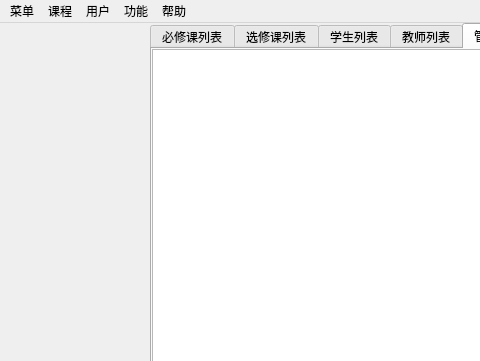
This is source/mainwindow_admin.ui in laddie132/Academic-Management-System-Demo as Qt 5 draws it before an edit; both pictures show x 0 to 480 and y 0 to 361 of the 800 by 503 pixel window. The edited form follows.
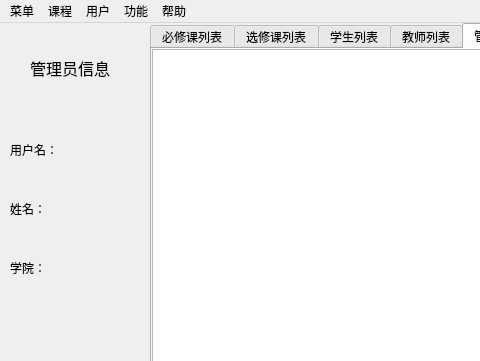
This is the edited form. The open tabs and pages were chosen to show the change.

The edit to the form file:
```diff
--- a/source/mainwindow_admin.ui
+++ b/source/mainwindow_admin.ui
@@ -186,6 +186,91 @@
      </item>
     </layout>
    </widget>
+   <widget class="QLabel" name="label">
+    <property name="geometry">
+     <rect>
+      <x>30</x>
+      <y>30</y>
+      <width>81</width>
+      <height>31</height>
+     </rect>
+    </property>
+    <property name="text">
+     <string>&lt;html&gt;&lt;head/&gt;&lt;body&gt;&lt;p&gt;&lt;span style=&quot; font-size:12pt;&quot;&gt;管理员信息&lt;/span&gt;&lt;/p&gt;&lt;/body&gt;&lt;/html&gt;</string>
+    </property>
+   </widget>
+   <widget class="QWidget" name="gridLayoutWidget_2">
+    <property name="geometry">
+     <rect>
+      <x>10</x>
+      <y>100</y>
+      <width>131</width>
+      <height>171</height>
+     </rect>
+    </property>
+    <layout class="QGridLayout" name="gridLayout_2">
+     <item row="0" column="0">
+      <widget class="QLabel" name="label_2">
+       <property name="styleSheet">
+        <string notr="true">font: 11pt &quot;宋体&quot;;</string>
+       </property>
+       <property name="text">
+        <string>用户名：</string>
+       </property>
+      </widget>
+     </item>
+     <item row="2" column="0">
+      <widget class="QLabel" name="label_4">
+       <property name="styleSheet">
+        <string notr="true">font: 11pt &quot;宋体&quot;;</string>
+       </property>
+       <property name="text">
+        <string>学院：</string>
+       </property>
+      </widget>
+     </item>
+     <item row="0" column="1">
+      <widget class="QLabel" name="label_id">
+       <property name="styleSheet">
+        <string notr="true">font: 11pt &quot;宋体&quot;;</string>
+       </property>
+       <property name="text">
+        <string/>
+       </property>
+      </widget>
+     </item>
+     <item row="1" column="0">
+      <widget class="QLabel" name="label_3">
+       <property name="styleSheet">
+        <string notr="true">font: 11pt &quot;宋体&quot;;</string>
+       </property>
+       <property name="text">
+        <string>姓名：</string>
+       </property>
+      </widget>
+     </item>
+     <item row="1" column="1">
+      <widget class="QLabel" name="label_name">
+       <property name="styleSheet">
+        <string notr="true">font: 11pt &quot;宋体&quot;;</string>
+       </property>
+       <property name="text">
+        <string/>
+       </property>
+      </widget>
+     </item>
+     <item row="2" column="1">
+      <widget class="QLabel" name="label_institude">
+       <property name="styleSheet">
+        <string notr="true">font: 11pt &quot;宋体&quot;;</string>
+       </property>
+       <property name="text">
+        <string/>
+       </property>
+      </widget>
+     </item>
+    </layout>
+   </widget>
   </widget>
   <widget class="QMenuBar" name="menubar">
    <property name="geometry">
```
Left out of the diff: 17 changed lines with no effect on the pictures.
